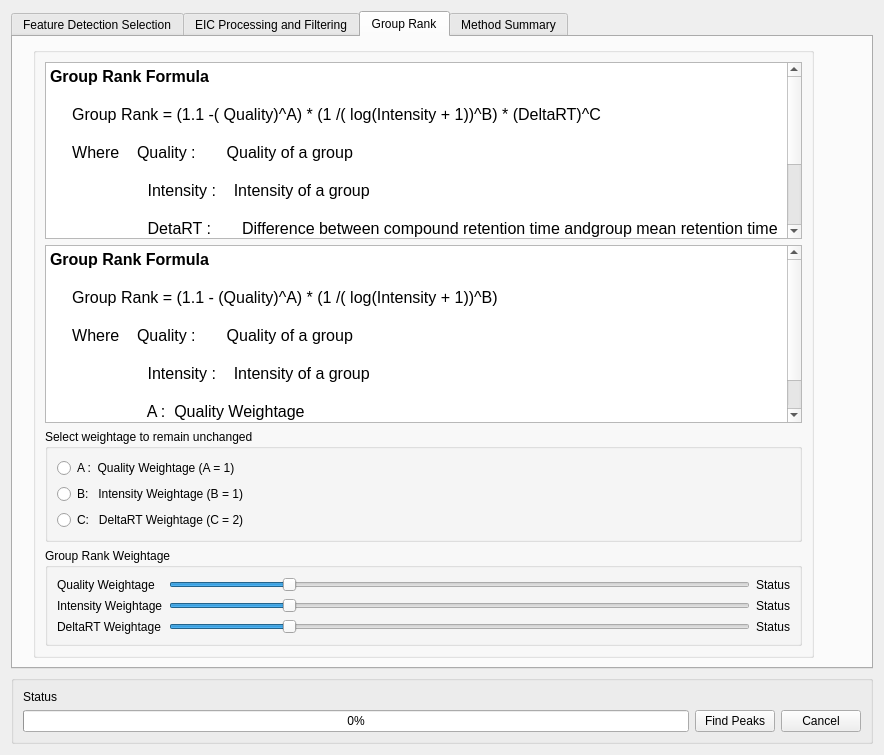
Old version of the form mzroll/forms/peakdetectiondialog.ui in the repository ElucidataInc/ElMaven.
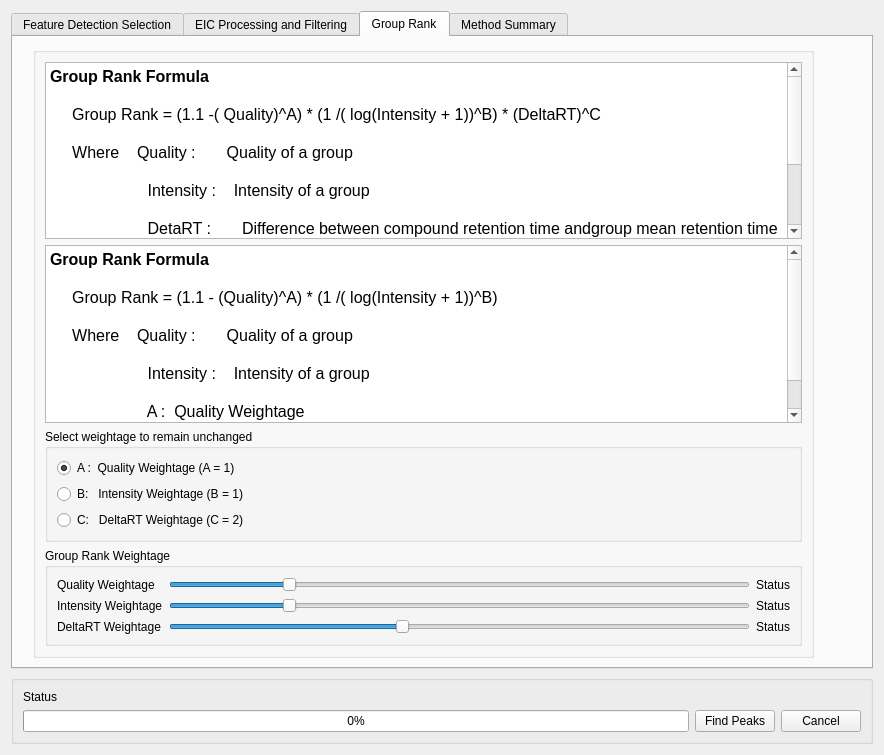
New version of the form. The open tabs and pages were chosen to show the change.

Commit message: Ftr: Saving the weightage values during the opening and closing of      peak detection dialog.

The edit to the form file:
```diff
--- a/mzroll/forms/peakdetectiondialog.ui
+++ b/mzroll/forms/peakdetectiondialog.ui
@@ -745,6 +745,9 @@
              <property name="text">
               <string>A :  Quality Weightage (A = 1)</string>
              </property>
+             <property name="checked">
+              <bool>true</bool>
+             </property>
             </widget>
            </item>
            <item row="2" column="0">
@@ -775,7 +778,7 @@
               <number>1</number>
              </property>
              <property name="value">
-              <number>1</number>
+              <number>2</number>
              </property>
              <property name="orientation">
               <enum>Qt::Horizontal</enum>
```
Left out of the diff: 3 changed lines with no effect on the pictures. The commit also changes 2 other files.
